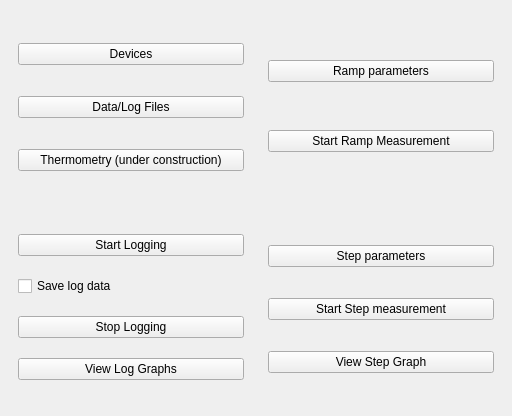
Qt form resistivity/View/GUI/mainwindow.ui (AdrienGourgout/resistivity) before a commit.
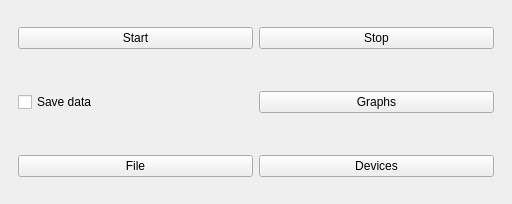
The same form after that commit.

```diff
--- a/resistivity/View/GUI/mainwindow.ui
+++ b/resistivity/View/GUI/mainwindow.ui
@@ -7,116 +7,68 @@
     <x>0</x>
     <y>0</y>
     <width>512</width>
-    <height>416</height>
+    <height>204</height>
    </rect>
   </property>
   <property name="windowTitle">
    <string>MainWindow</string>
   </property>
   <widget class="QWidget" name="central_widget">
-   <layout class="QGridLayout" name="gridLayout">
-    <item row="0" column="1">
+   <layout class="QVBoxLayout" name="verticalLayout">
+    <item>
+     <widget class="QWidget" name="widget_3" native="true">
+      <layout class="QHBoxLayout" name="horizontalLayout">
+       <item>
+        <widget class="QPushButton" name="start_button">
+         <property name="text">
+          <string>Start</string>
+         </property>
+        </widget>
+       </item>
+       <item>
+        <widget class="QPushButton" name="stop_button">
+         <property name="text">
+          <string>Stop</string>
+         </property>
+        </widget>
+       </item>
+      </layout>
+     </widget>
+    </item>
+    <item>
      <widget class="QWidget" name="widget_2" native="true">
-      <layout class="QVBoxLayout" name="verticalLayout_3">
+      <layout class="QHBoxLayout" name="horizontalLayout_2">
        <item>
-        <widget class="QPushButton" name="open_ramp_parameters_menu">
+        <widget class="QCheckBox" name="save_data_checkbox">
          <property name="text">
-          <string>Ramp parameters</string>
+          <string>Save data</string>
          </property>
         </widget>
        </item>
        <item>
-        <widget class="QPushButton" name="start_ramp_button">
+        <widget class="QPushButton" name="open_graph_button">
          <property name="text">
-          <string>Start Ramp Measurement</string>
+          <string>Graphs</string>
          </property>
         </widget>
        </item>
       </layout>
      </widget>
     </item>
-    <item row="0" column="0">
+    <item>
      <widget class="QWidget" name="widget" native="true">
-      <layout class="QVBoxLayout" name="verticalLayout_2">
+      <layout class="QHBoxLayout" name="horizontalLayout_3">
        <item>
-        <widget class="QPushButton" name="open_devices_menu_button">
+        <widget class="QPushButton" name="open_file_button">
+         <property name="text">
+          <string>File</string>
+         </property>
+        </widget>
+       </item>
+       <item>
+        <widget class="QPushButton" name="open_devices_button">
          <property name="text">
           <string>Devices</string>
-         </property>
-        </widget>
-       </item>
-       <item>
-        <widget class="QPushButton" name="datalog_files_button">
-         <property name="text">
-          <string>Data/Log Files</string>
-         </property>
-        </widget>
-       </item>
-       <item>
-        <widget class="QPushButton" name="pushButton_3">
-         <property name="text">
-          <string>Thermometry (under construction)</string>
-         </property>
-        </widget>
-       </item>
-      </layout>
-     </widget>
-    </item>
-    <item row="1" column="1">
-     <widget class="QWidget" name="widget_4" native="true">
-      <layout class="QVBoxLayout" name="verticalLayout_4">
-       <item>
-        <widget class="QPushButton" name="pushButton_6">
-         <property name="text">
-          <string>Step parameters</string>
-         </property>
-        </widget>
-       </item>
-       <item>
-        <widget class="QPushButton" name="pushButton_7">
-         <property name="text">
-          <string>Start Step measurement</string>
-         </property>
-        </widget>
-       </item>
-       <item>
-        <widget class="QPushButton" name="pushButton_8">
-         <property name="text">
-          <string>View Step Graph</string>
-         </property>
-        </widget>
-       </item>
-      </layout>
-     </widget>
-    </item>
-    <item row="1" column="0">
-     <widget class="QWidget" name="widget_3" native="true">
-      <layout class="QVBoxLayout" name="verticalLayout">
-       <item>
-        <widget class="QPushButton" name="start_log_button">
-         <property name="text">
-          <string>Start Logging</string>
-         </property>
-        </widget>
-       </item>
-       <item>
-        <widget class="QCheckBox" name="save_log_data_checkbox">
-         <property name="text">
-          <string>Save log data</string>
-         </property>
-        </widget>
-       </item>
-       <item>
-        <widget class="QPushButton" name="stop_log_button">
-         <property name="text">
-          <string>Stop Logging</string>
-         </property>
-        </widget>
-       </item>
-       <item>
-        <widget class="QPushButton" name="open_graph_display_button">
-         <property name="text">
-          <string>View Log Graphs</string>
          </property>
         </widget>
        </item>
```
